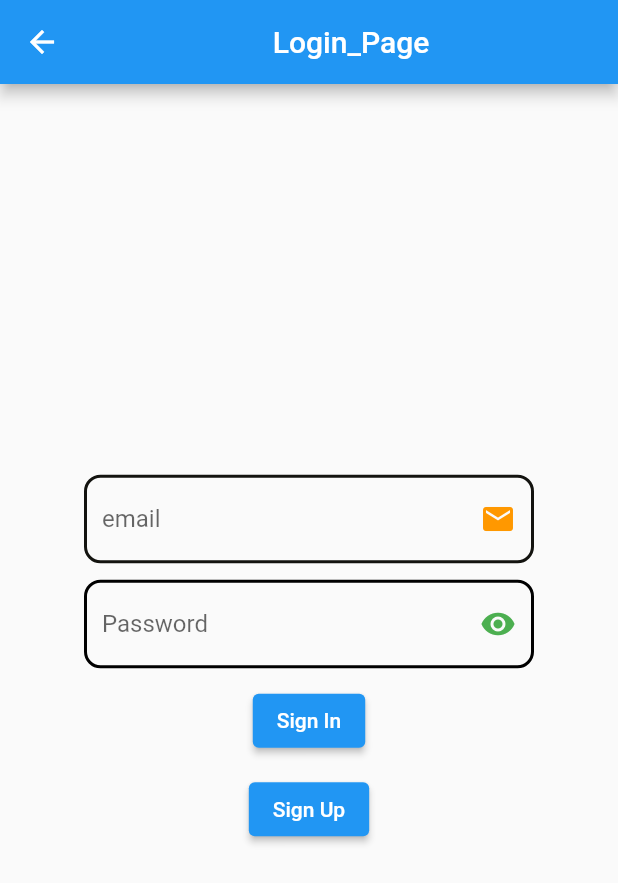
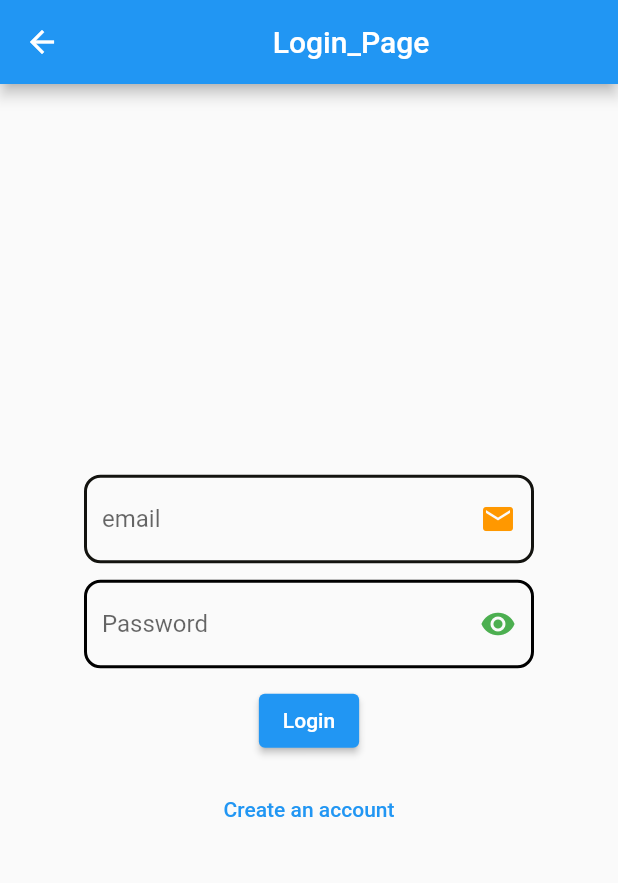
Before and after one commit to rajkumardevarakonda/demo_flutter, a Flutter app: the MyLogin screen opened directly, on a phone screen of 412 x 824 dp. Shown: the top 883 px of the screen. Run offline on Flutter 3.47's test engine with Material 2 defaults, Android fonts, the phone set to English and light mode, and no system bars; our stand-ins replace firebase_core; accounts and stored records are empty.

Commit message:
text button added

```diff
--- a/lib/login_page.dart
+++ b/lib/login_page.dart
@@ -33,6 +33,7 @@ class MyLogin extends StatefulWidget {
 class _MyLoginState extends State<MyLogin> {
   var emailText = TextEditingController();
   var passText = TextEditingController();
+  var _isLogin = true;
 
   @override
   Widget build(BuildContext context) {
@@ -48,7 +49,7 @@ class _MyLoginState extends State<MyLogin> {
           child: Column(
             mainAxisAlignment: MainAxisAlignment.center,
             children: [
-              TextField(
+              TextFormField(
                 // keyboardType: TextInputType.phone,
                 controller: emailText,
                 decoration: InputDecoration(
@@ -71,13 +72,24 @@ class _MyLoginState extends State<MyLogin> {
                     color: Colors.orange,
                   ),
                 ),
+                keyboardType: TextInputType.emailAddress,
+                autocorrect: false,
+                textCapitalization: TextCapitalization.none,
+                validator: (value){
+                  if (value == null ||
+                       value.trim().isEmpty ||
+                       !value.contains('@')){
+                    return 'please enter a valid email address.';
+                  }
+                  return null;
+                }
               ),
               Container(
                 height: 11,
               ),
               TextField(
                 controller: passText,
-                obscureText: false,
+                obscureText: true,
                 obscuringCharacter: '*',
                 decoration: InputDecoration(
                   hintText: 'Password',
@@ -102,25 +114,29 @@ class _MyLoginState extends State<MyLogin> {
               ),
               ElevatedButton(
                   onPressed: () {
+
                     Navigator.push(
                         context,
                         MaterialPageRoute(
                             builder: (context) => const MyWidget()));
-                    // String uEmail = emailText.text.toString();
-                    // String uPass = passText.text;
                   },
-                  child: Text('Sign In')),
+                  child:  Text(_isLogin ? 'Login' : 'Signup'),
+              ),
               Container(
                 height: 11,
               ),
-              ElevatedButton(
+              TextButton(
                   onPressed: () {
+                    setState(() {
+                      _isLogin = !_isLogin;
+                    });
                     Navigator.push(
                         context,
                         MaterialPageRoute(
                             builder: (context) => const MyHomePage()));
                   },
-                  child: Text('Sign Up')),
+                  child: Text(_isLogin ? 'Create an account' : 'I already have an account'),
+              ),
             ],
           ),
         ),
```
